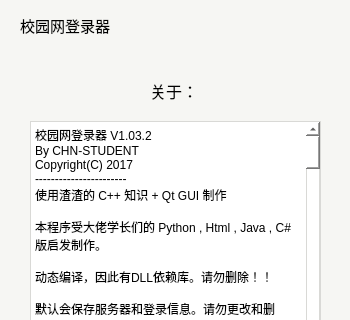
ehaut/srun3k-client-ui, file srun-3k-ui/mainwindow.ui: the form before one commit; both pictures show x 0 to 350 and y 0 to 320 of the 350 by 500 pixel window.
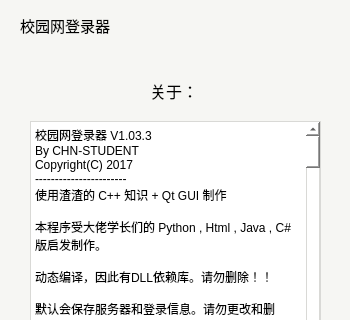
The form after the commit.

Commit message: 修复因路径问题造成开机自启无法读取配置文件。

What changed in the file:
```diff
--- a/srun-3k-ui/mainwindow.ui
+++ b/srun-3k-ui/mainwindow.ui
@@ -1131,7 +1131,7 @@
 &lt;html&gt;&lt;head&gt;&lt;meta name=&quot;qrichtext&quot; content=&quot;1&quot; /&gt;&lt;style type=&quot;text/css&quot;&gt;
 p, li { white-space: pre-wrap; }
 &lt;/style&gt;&lt;/head&gt;&lt;body style=&quot; font-family:'SimSun'; font-size:9pt; font-weight:400; font-style:normal;&quot;&gt;
-&lt;p style=&quot; margin-top:0px; margin-bottom:0px; margin-left:0px; margin-right:0px; -qt-block-indent:0; text-indent:0px;&quot;&gt;校园网登录器 V1.03.2&lt;/p&gt;
+&lt;p style=&quot; margin-top:0px; margin-bottom:0px; margin-left:0px; margin-right:0px; -qt-block-indent:0; text-indent:0px;&quot;&gt;校园网登录器 V1.03.3&lt;/p&gt;
 &lt;p style=&quot; margin-top:0px; margin-bottom:0px; margin-left:0px; margin-right:0px; -qt-block-indent:0; text-indent:0px;&quot;&gt;By CHN-STUDENT&lt;/p&gt;
 &lt;p style=&quot; margin-top:0px; margin-bottom:0px; margin-left:0px; margin-right:0px; -qt-block-indent:0; text-indent:0px;&quot;&gt;Copyright(C) 2017&lt;/p&gt;
 &lt;p style=&quot; margin-top:0px; margin-bottom:0px; margin-left:0px; margin-right:0px; -qt-block-indent:0; text-indent:0px;&quot;&gt;-----------------------&lt;/p&gt;
@@ -1157,6 +1157,7 @@
 &lt;p style=&quot;-qt-paragraph-type:empty; margin-top:0px; margin-bottom:0px; margin-left:0px; margin-right:0px; -qt-block-indent:0; text-indent:0px;&quot;&gt;&lt;br /&gt;&lt;/p&gt;
 &lt;p style=&quot; margin-top:0px; margin-bottom:0px; margin-left:0px; margin-right:0px; -qt-block-indent:0; text-indent:0px;&quot;&gt;-----------------------&lt;/p&gt;
 &lt;p style=&quot; margin-top:0px; margin-bottom:0px; margin-left:0px; margin-right:0px; -qt-block-indent:0; text-indent:0px;&quot;&gt;更新日志:&lt;/p&gt;
+&lt;p style=&quot; margin-top:0px; margin-bottom:0px; margin-left:0px; margin-right:0px; -qt-block-indent:0; text-indent:0px;&quot;&gt;V1.03.3修复开机自启无法读取配置文件的BUG。（感谢 Noisky 大佬）&lt;/p&gt;
 &lt;p style=&quot;-qt-paragraph-type:empty; margin-top:0px; margin-bottom:0px; margin-left:0px; margin-right:0px; -qt-block-indent:0; text-indent:0px;&quot;&gt;&lt;br /&gt;&lt;/p&gt;
 &lt;p style=&quot; margin-top:0px; margin-bottom:0px; margin-left:0px; margin-right:0px; -qt-block-indent:0; text-indent:0px;&quot;&gt;V1.03.2密码加密存储，修复V1.02.3的自动登陆功能失效。&lt;/p&gt;
 &lt;p style=&quot;-qt-paragraph-type:empty; margin-top:0px; margin-bottom:0px; margin-left:0px; margin-right:0px; -qt-block-indent:0; text-indent:0px;&quot;&gt;&lt;br /&gt;&lt;/p&gt;
```
The commit also changes 1 other file.
